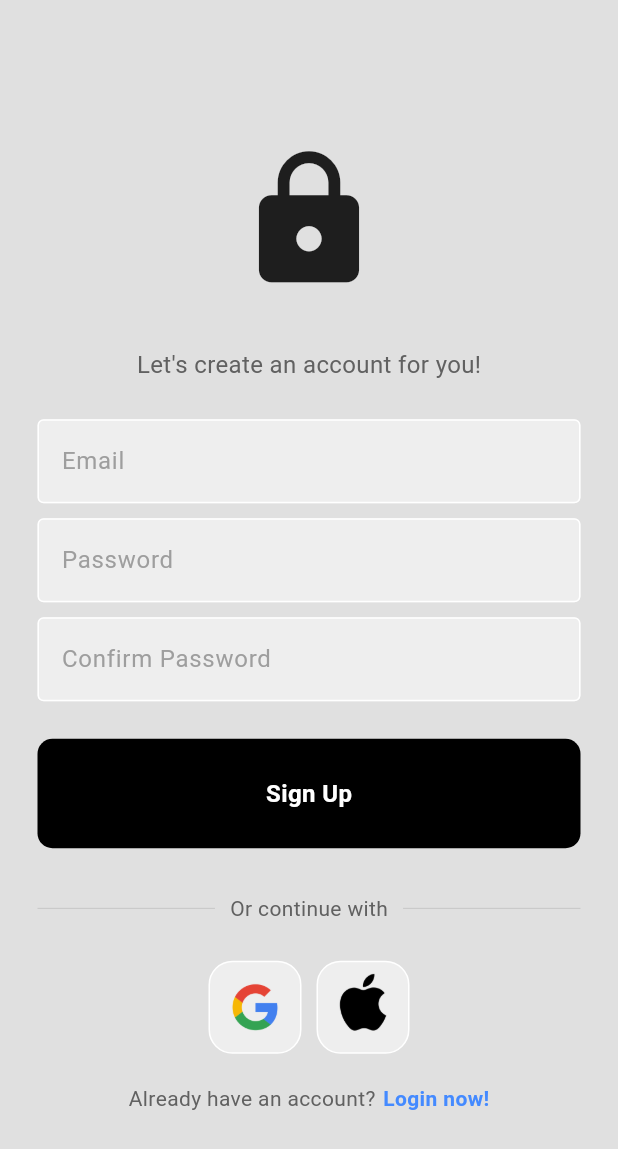
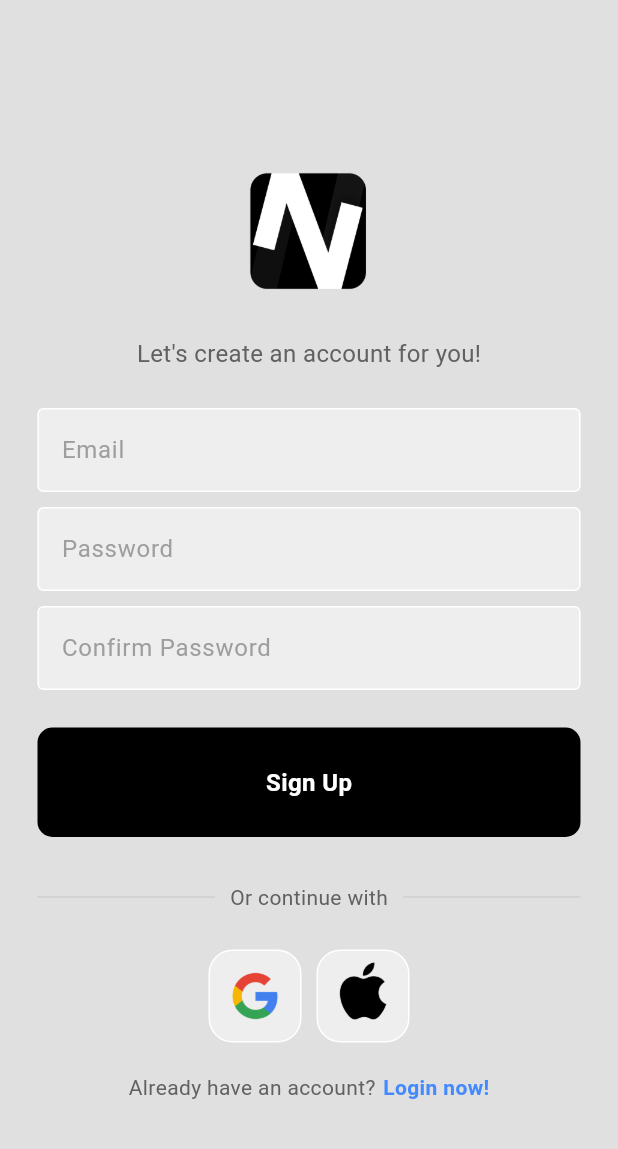
Before and after one commit to savinuonline/narratra, a Flutter app: the screen it shows after launch, after a tap on "Register now!", on a phone screen of 412 x 824 dp. Shown: the top 1149 px of the screen. Run offline on Flutter 3.47's test engine with Material 3 defaults, Android fonts, the phone set to English and light mode, and no system bars; our stand-ins replace firebase_auth, firebase_core, google_sign_in; accounts and stored records are empty; network calls fail.

Commit message:
login/ui/added brand logo to the login and register now page

```diff
--- a/lib/pages/login_page.dart
+++ b/lib/pages/login_page.dart
@@ -85,7 +85,7 @@ class _LoginPageState extends State<LoginPage> {
               children: [
                 const SizedBox(height: 15),
                 //logo
-                const Icon(Icons.lock, size: 100),
+                Image.asset('lib/images/BlackLogo.png', height: 100),
 
                 const SizedBox(height: 35),
                 //welcome back
--- a/lib/pages/register_page.dart
+++ b/lib/pages/register_page.dart
@@ -91,9 +91,9 @@ class _RegisterPageState extends State<RegisterPage> {
               children: [
                 const SizedBox(height: 15),
                 //logo
-                const Icon(Icons.lock, size: 100),
+                Image.asset('lib/images/BlackLogo.png', height: 100),
 
-                const SizedBox(height: 35),
+                const SizedBox(height: 20),
                 //welcome back
                 Text(
                   'Let\'s create an account for you!',
```
Also changed, not shown: lib/images/BlackLogo.png (added), lib/images/LogoBlue.png (added).
